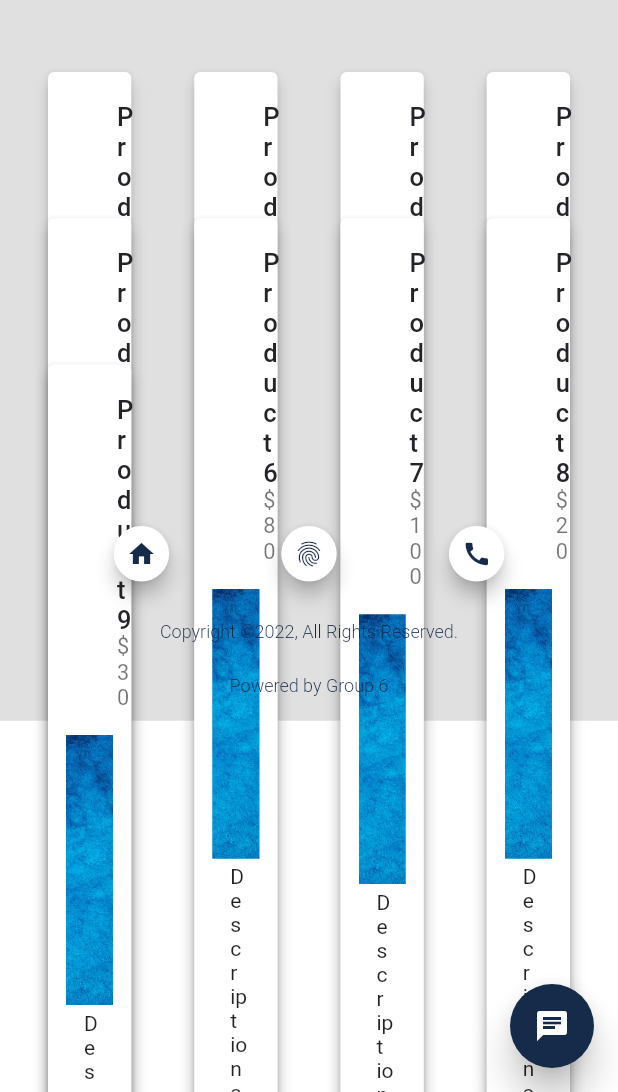
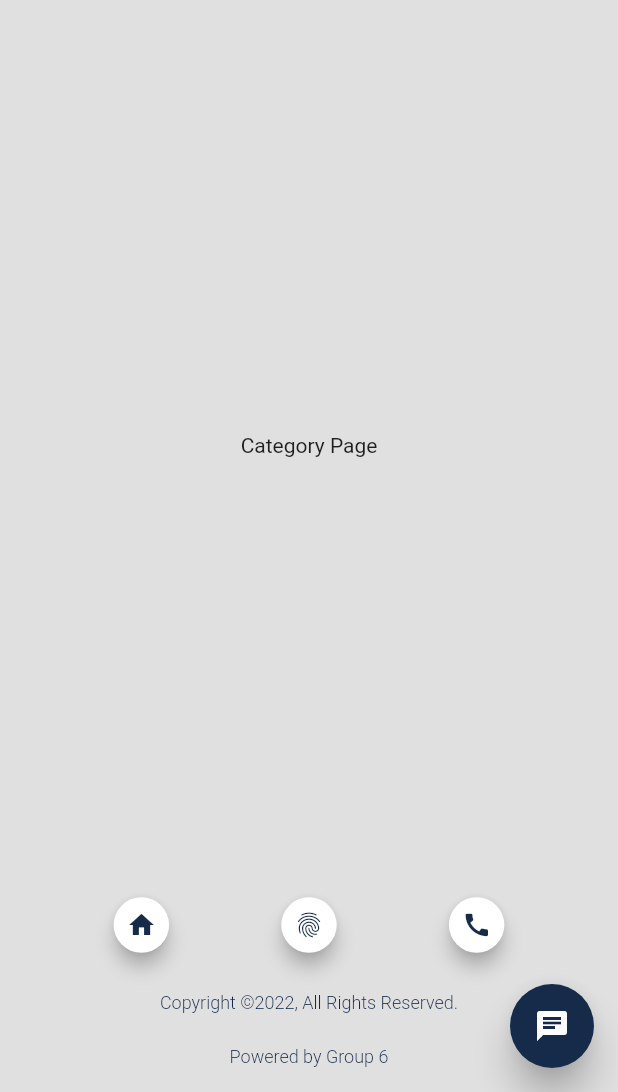
Before and after one commit to yuxi-w/Merchant-Portal, a Flutter app: the screen it shows after launch, in the side drawer, after a tap on the "chat" icon, on a phone screen of 412 x 824 dp, the part 144-1236 px from its top. Run offline on Flutter 3.47's test engine with Material 2 defaults, Android fonts, the phone set to English and light mode, and no system bars; drawn by our look-alikes of getwidget; our stand-ins replace get_it, responsive_builder; missing offline and left inert: footer.

Commit message:
navigation added

```diff
--- /dev/null
+++ b/lib/locator.dart
@@ -0,0 +1,8 @@
+import 'package:get_it/get_it.dart';
+import 'package:merchant_app/services/navigation_service.dart';
+
+GetIt locator = GetIt.instance;
+
+void setupLocator() {
+  locator.registerLazySingleton(() => NavigationService());
+}
--- a/lib/main.dart
+++ b/lib/main.dart
@@ -1,7 +1,10 @@
 import 'package:flutter/material.dart';
-import 'package:merchant_app/views/home/home_view.dart';
+import 'package:merchant_app/locator.dart';
+import 'package:merchant_app/views/layout_holder/layout_holder.dart';
 
 void main() {
+  /// Setup Locator creates a singleton navigation service in order to navigate between pages
+  setupLocator();
   runApp(const MyApp());
 }
 
@@ -18,10 +21,6 @@ class _MyAppState extends State<MyApp> {
     return MaterialApp(
         title: 'Merchant App',
         theme: ThemeData(primarySwatch: Colors.blue),
-        home: Builder(
-          builder: (BuildContext context) {
-            return HomeView(context);
-          },
-        ));
+        home: const LayoutHolder());
   }
 }
--- /dev/null
+++ b/lib/routing/route_names.dart
@@ -0,0 +1,5 @@
+const String HomeRoute = 'home';
+const String CategoryRoute = 'category';
+const String ShoppingCartRoute = 'shoppingCart';
+const String PersonalInfoRoute = 'personalInfo';
+const String LoginRoute = 'login';
--- /dev/null
+++ b/lib/routing/router.dart
@@ -0,0 +1,26 @@
+import 'package:flutter/material.dart';
+import 'package:merchant_app/routing/route_names.dart';
+import 'package:merchant_app/views/category/category_view.dart';
+import 'package:merchant_app/views/home/home_view.dart';
+import 'package:merchant_app/views/login/login_view.dart';
+import 'package:merchant_app/views/personalinfo/personal_info_view.dart';
+import 'package:merchant_app/views/shoppingcart/shopping_cart_view.dart';
+
+Route<dynamic>? generateRoute(RouteSettings settings) {
+  switch (settings.name) {
+    case HomeRoute:
+      return _getPageRoute(const HomeView());
+    case CategoryRoute:
+      return _getPageRoute(const CategoryView());
+    case ShoppingCartRoute:
+      return _getPageRoute(const ShoppingCartView());
+    case PersonalInfoRoute:
+      return _getPageRoute(const PersonalInfoView());
+    case LoginRoute:
+      return _getPageRoute(const LoginView());
+  }
+}
+
+PageRoute? _getPageRoute(Widget child) {
+  return MaterialPageRoute(builder: (context) => child);
+}
--- /dev/null
+++ b/lib/services/navigation_service.dart
@@ -0,0 +1,13 @@
+import 'package:flutter/material.dart';
+
+class NavigationService {
+  final GlobalKey<NavigatorState> navigatorKey = GlobalKey<NavigatorState>();
+
+  Future<dynamic>? navigateTo(String routeName) {
+    return navigatorKey.currentState?.pushNamed(routeName);
+  }
+
+  void goBack() {
+    return navigatorKey.currentState?.pop();
+  }
+}
--- a/lib/views/category/category_view.dart
+++ b/lib/views/category/category_view.dart
@@ -10,6 +10,6 @@ class CategoryView extends StatefulWidget {
 class _CategoryViewState extends State<CategoryView> {
   @override
   Widget build(BuildContext context) {
-    return Container();
+    return Center(child: Text("Category Page"));
   }
 }
--- a/lib/views/home/home_view.dart
+++ b/lib/views/home/home_view.dart
@@ -1,12 +1,8 @@
 import 'package:flutter/material.dart';
-import 'package:merchant_app/widgets/home_page_footer/home_page_footer.dart';
 import 'package:merchant_app/widgets/home_page_list_view/home_page_list_view.dart';
-import 'package:merchant_app/widgets/navigation_bar/navigation_bar.dart';
-import 'package:merchant_app/widgets/navigation_drawer/navigation_drawer.dart';
-import 'package:responsive_builder/responsive_builder.dart';
 
 class HomeView extends StatefulWidget {
-  const HomeView(BuildContext appContext, {Key? key}) : super(key: key);
+  const HomeView({BuildContext? appContext, Key? key}) : super(key: key);
 
   @override
   _HomeViewState createState() => _HomeViewState();
@@ -16,44 +12,6 @@ class HomeView extends StatefulWidget {
 class _HomeViewState extends State<HomeView> {
   @override
   Widget build(BuildContext context) {
-    return ResponsiveBuilder(
-      builder: (context, sizingInformation) => Scaffold(
-        /// Creating Drawer Layout when screen shrinks
-        drawer: sizingInformation.deviceScreenType == DeviceScreenType.mobile
-            ? const NavigationDrawer()
-            : null,
-        backgroundColor: Colors.white,
-
-        /// Main Page
-        body: SingleChildScrollView(
-          child: Container(
-            color: Colors.black12,
-            child: Column(
-              mainAxisSize: MainAxisSize.min,
-              children: [
-                /// Top Navigation Bar
-                Container(
-                  margin: const EdgeInsets.fromLTRB(16, 16, 64, 16),
-                  child: const MyNavigationBar(),
-                ),
-
-                /// Main List View
-                const HomePageListView(),
-
-                /// Home Page Footer
-                const HomePageFooter()
-              ],
-            ),
-          ),
-        ),
-
-        /// Chat Button
-        floatingActionButton: FloatingActionButton(
-            elevation: 10.0,
-            child: const Icon(Icons.chat),
-            backgroundColor: const Color(0xFF162A49),
-            onPressed: () {}),
-      ),
-    );
+    return const HomePageListView();
   }
 }
--- /dev/null
+++ b/lib/views/layout_holder/layout_holder.dart
@@ -0,0 +1,57 @@
+import 'package:flutter/material.dart';
+import 'package:merchant_app/locator.dart';
+import 'package:merchant_app/routing/route_names.dart';
+import 'package:merchant_app/routing/router.dart';
+import 'package:merchant_app/services/navigation_service.dart';
+import 'package:merchant_app/widgets/home_page_footer/home_page_footer.dart';
+import 'package:merchant_app/widgets/navigation_bar/navigation_bar.dart';
+import 'package:merchant_app/widgets/navigation_drawer/navigation_drawer.dart';
+import 'package:responsive_builder/responsive_builder.dart';
+
+class LayoutHolder extends StatelessWidget {
+  const LayoutHolder({Key? key}) : super(key: key);
+
+  @override
+  Widget build(BuildContext context) {
+    return ResponsiveBuilder(
+      builder: (context, sizingInformation) => Scaffold(
+        /// Creating Drawer Layout when screen shrinks
+        drawer: sizingInformation.deviceScreenType == DeviceScreenType.mobile
+            ? const NavigationDrawer()
+            : null,
+        backgroundColor: Colors.black12,
+
+        /// Main Page
+        body: Column(
+          mainAxisSize: MainAxisSize.min,
+          children: [
+            /// Top Navigation Bar
+            Container(
+              margin: const EdgeInsets.fromLTRB(16, 16, 64, 16),
+              child: const MyNavigationBar(),
+            ),
+
+            /// Main Page Holder
+            Expanded(
+              child: Navigator(
+                key: locator<NavigationService>().navigatorKey,
+                onGenerateRoute: generateRoute,
+                initialRoute: CategoryRoute,
+              ),
+            ),
+
+            /// Home Page Footer
+            const HomePageFooter()
+          ],
+        ),
+
+        /// Chat Button
+        floatingActionButton: FloatingActionButton(
+            elevation: 10.0,
+            child: const Icon(Icons.chat),
+            backgroundColor: const Color(0xFF162A49),
+            onPressed: () {}),
+      ),
+    );
+  }
+}
--- a/lib/views/login/login_view.dart
+++ b/lib/views/login/login_view.dart
@@ -10,6 +10,6 @@ class LoginView extends StatefulWidget {
 class _LoginViewState extends State<LoginView> {
   @override
   Widget build(BuildContext context) {
-    return Container();
+    return Center(child: Text("Login page"));
   }
 }
--- a/lib/views/personalinfo/personal_info_view.dart
+++ b/lib/views/personalinfo/personal_info_view.dart
@@ -10,6 +10,6 @@ class PersonalInfoView extends StatefulWidget {
 class _PersonalInfoViewState extends State<PersonalInfoView> {
   @override
   Widget build(BuildContext context) {
-    return Container();
+    return Center(child: Text("Personal Page"));
   }
 }
--- a/lib/views/shoppingcart/shopping_cart_view.dart
+++ b/lib/views/shoppingcart/shopping_cart_view.dart
@@ -10,6 +10,6 @@ class ShoppingCartView extends StatefulWidget {
 class _ShoppingCartViewState extends State<ShoppingCartView> {
   @override
   Widget build(BuildContext context) {
-    return Container();
+    return Center(child: Text("Shopping Page"));
   }
 }
--- a/lib/widgets/navigation_bar/navbar_item.dart
+++ b/lib/widgets/navigation_bar/navbar_item.dart
@@ -1,15 +1,27 @@
 import 'package:flutter/material.dart';
+import 'package:merchant_app/locator.dart';
+import 'package:merchant_app/routing/route_names.dart';
+import 'package:merchant_app/services/navigation_service.dart';
 
+/// Top Navigation Bar Items
 class NavBarItem extends StatelessWidget {
   final String title;
+  final String navigationPath;
 
-  const NavBarItem(this.title);
+  const NavBarItem(this.title, this.navigationPath);
 
   @override
   Widget build(BuildContext context) {
-    return Text(
-      title,
-      style: const TextStyle(fontSize: 18),
+    return GestureDetector(
+      onTap: () {
+        locator<NavigationService>().navigateTo(navigationPath);
+      },
+      child: Text(
+        title,
+        style: const TextStyle(
+          fontSize: 18,
+        ),
+      ),
     );
   }
 }
--- a/lib/widgets/navigation_drawer/drawer_item.dart
+++ b/lib/widgets/navigation_drawer/drawer_item.dart
@@ -4,8 +4,10 @@ import 'package:merchant_app/widgets/navigation_bar/navbar_item.dart';
 class DrawerItem extends StatelessWidget {
   final String title;
   final IconData icon;
+  final String navigationPath;
 
-  const DrawerItem(this.title, this.icon, {Key? key}) : super(key: key);
+  const DrawerItem(this.title, this.icon, this.navigationPath, {Key? key})
+      : super(key: key);
 
   @override
   Widget build(BuildContext context) {
@@ -16,7 +18,7 @@ class DrawerItem extends StatelessWidget {
             const SizedBox(
               width: 30,
             ),
-            NavBarItem(title)
+            NavBarItem(title,navigationPath)
           ],
         ),
         padding: const EdgeInsets.only(left: 30, top: 60));
--- a/lib/widgets/navigation_drawer/navigation_drawer.dart
+++ b/lib/widgets/navigation_drawer/navigation_drawer.dart
@@ -1,4 +1,5 @@
 import 'package:flutter/material.dart';
+import 'package:merchant_app/routing/route_names.dart';
 import 'package:merchant_app/widgets/navigation_drawer/drawer_item.dart';
 import 'package:merchant_app/widgets/navigation_drawer/navigation_drawer_header.dart';
 
@@ -19,10 +20,11 @@ class NavigationDrawer extends StatelessWidget {
         child: Column(
           children: const [
             NavigationDrawerHeader(),
-            DrawerItem("Home", Icons.home),
-            DrawerItem("Category", Icons.category),
-            DrawerItem("Shopping Cart", Icons.shopping_cart_sharp),
-            DrawerItem("My Info", Icons.person)
+            DrawerItem("Home", Icons.home, HomeRoute),
+            DrawerItem("Category", Icons.category, CategoryRoute),
+            DrawerItem(
+                "Shopping Cart", Icons.shopping_cart_sharp, ShoppingCartRoute),
+            DrawerItem("My Info", Icons.person, PersonalInfoRoute)
           ],
         ),
       ),
--- a/pubspec.yaml
+++ b/pubspec.yaml
@@ -37,6 +37,7 @@ dependencies:
   responsive_builder: ^0.4.1
   getwidget: ^2.0.4
   footer: ^0.0.4
+  get_it:
 
 
 dev_dependencies:
```
Also changed, not shown: lib/widgets/navigation_bar/navigation_bar_tablet_desktop.dart (+7 -6 lines), pubspec.lock.
